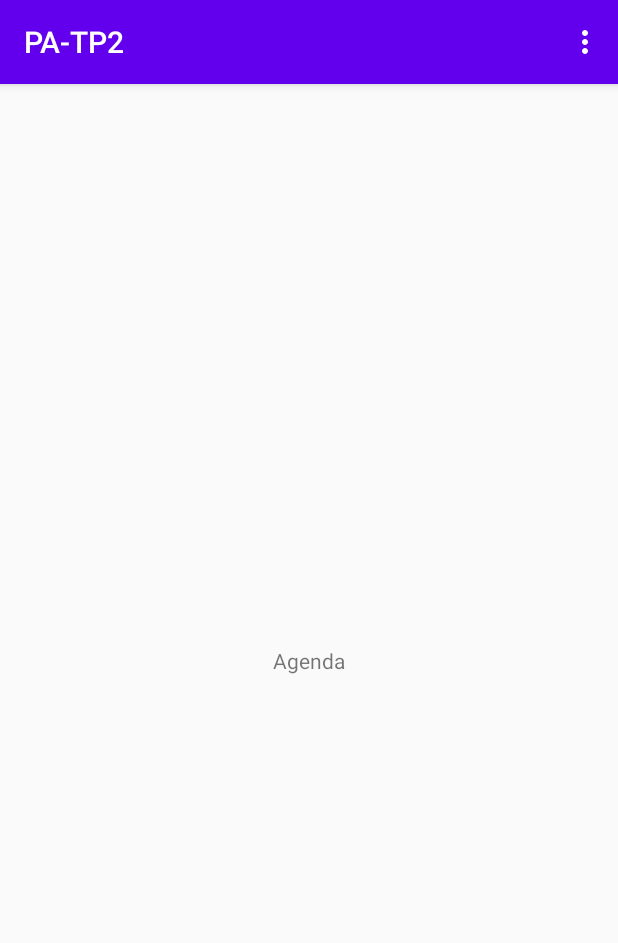
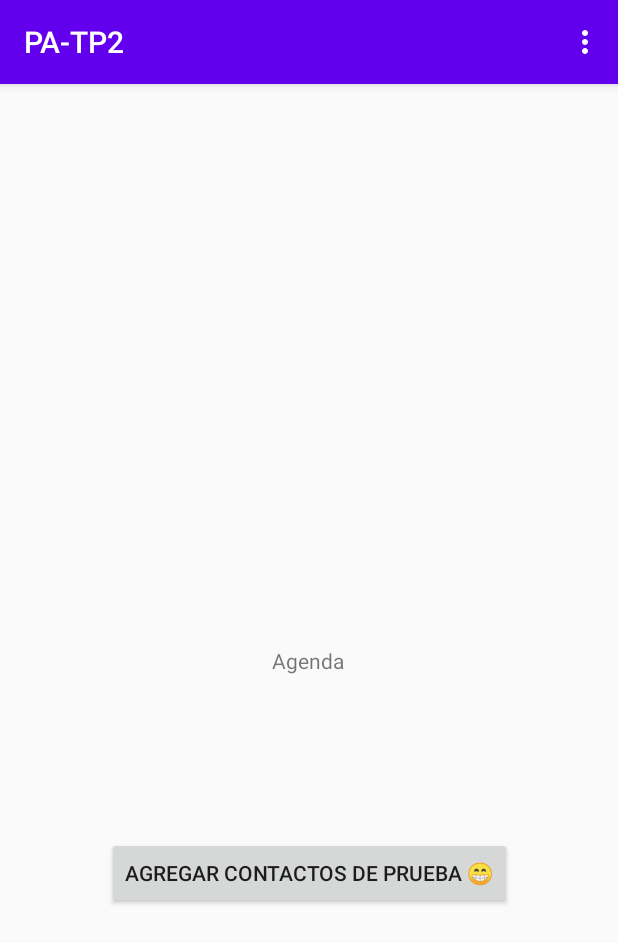
Before and after one commit to dangelomartin/PATP2, an Android app: the MainActivity screen opened directly, with no data from a screen before it, on a phone screen of 412 x 824 dp. Shown: the top 943 px of the screen. Run offline under Robolectric (Android 15) with nearby library versions, the phone set to English and light mode, and no system bars.

```diff
--- a/app/src/main/java/com/example/pa_tp2/Database/DatabaseManager.java
+++ b/app/src/main/java/com/example/pa_tp2/Database/DatabaseManager.java
@@ -13,6 +13,7 @@ public class DatabaseManager extends SQLiteOpenHelper {
 
     public DatabaseManager(Context context) {
         super(context, DATABASE_NAME, null, DATABASE_VERSION);
+        //context.deleteDatabase(DATABASE_NAME);
     }
 
     @Override
@@ -24,7 +25,7 @@ public class DatabaseManager extends SQLiteOpenHelper {
                 + ContactsTable.Entry.EMAIL + " TEXT NOT NULL,"
                 + ContactsTable.Entry.EMAIL_TYPE + " TEXT NOT NULL,"
                 + ContactsTable.Entry.PHONE + " INTEGER NOT NULL,"
-                + ContactsTable.Entry.PHONE_TYPE + " INTEGER NOT NULL,"
+                + ContactsTable.Entry.PHONE_TYPE + " TEXT NOT NULL,"
                 + ContactsTable.Entry.ADDRESS + " TEXT NOT NULL,"
                 + ContactsTable.Entry.STUDY + " INTEGER NOT NULL,"
                 + ContactsTable.Entry.RECEIVE_INFORMATION + " INTEGER NOT NULL,"
--- a/app/src/main/java/com/example/pa_tp2/Models/User.java
+++ b/app/src/main/java/com/example/pa_tp2/Models/User.java
@@ -197,7 +197,7 @@ public class User implements Entity {
     @Override
     public String toString() {
         return "Telefono: " + this.getPhone() + " \n" +
-                "Tipo de telefono: " + UserProtocol.getSpinnerName(this.getPhoneType()) + " \n" +
+                //"Tipo de telefono: " + UserProtocol.getSpinnerName(this.getPhoneType()) + " \n" +
                 "E-Mail: " + this.getEmail() + " \n" +
                 "Tipo de E-Mail: " + UserProtocol.getSpinnerName(this.getEmailType()) + " \n" +
                 "Domicilio: " + this.getAddress() + " \n" +
--- a/app/src/main/res/layout/activity_main.xml
+++ b/app/src/main/res/layout/activity_main.xml
@@ -4,15 +4,30 @@
     xmlns:tools="http://schemas.android.com/tools"
     android:layout_width="match_parent"
     android:layout_height="match_parent"
-    tools:context=".Activities.MainActivity">
+    android:visibility="visible"
+    tools:context=".Activities.MainActivity"
+    tools:visibility="visible">
 
     <TextView
+        android:id="@+id/textView"
         android:layout_width="wrap_content"
         android:layout_height="wrap_content"
         android:text="Agenda"
         app:layout_constraintBottom_toBottomOf="parent"
+        app:layout_constraintHorizontal_bias="0.498"
         app:layout_constraintLeft_toLeftOf="parent"
         app:layout_constraintRight_toRightOf="parent"
         app:layout_constraintTop_toTopOf="parent" />
 
+    <Button
+        android:id="@+id/button"
+        android:layout_width="wrap_content"
+        android:layout_height="wrap_content"
+        android:layout_marginTop="108dp"
+        android:onClick="fillDatabase"
+        android:text="Agregar contactos de prueba 😁"
+        app:layout_constraintEnd_toEndOf="parent"
+        app:layout_constraintStart_toStartOf="parent"
+        app:layout_constraintTop_toBottomOf="@+id/textView" />
+
 </androidx.constraintlayout.widget.ConstraintLayout>
```
Also changed, not shown: app/src/main/java/com/example/pa_tp2/Activities/MainActivity.java (+17 -0 lines), app/src/main/java/com/example/pa_tp2/Protocols/UserProtocol.java (+9 -5 lines).
